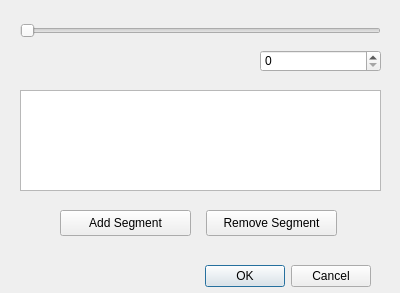
This is qt/OpenRGBZoneResizeDialog.ui in CalcProgrammer1/OpenRGB as Qt 5 draws it before an edit. The edited form follows.
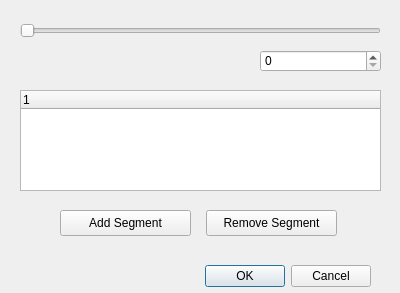
This is the edited form.

```diff
--- a/qt/OpenRGBZoneResizeDialog.ui
+++ b/qt/OpenRGBZoneResizeDialog.ui
@@ -52,7 +52,7 @@
     </rect>
    </property>
   </widget>
-  <widget class="QTreeView" name="treeView">
+  <widget class="QTreeWidget" name="SegmentsTreeWidget">
    <property name="geometry">
     <rect>
      <x>20</x>
@@ -61,6 +61,11 @@
      <height>101</height>
     </rect>
    </property>
+   <column>
+    <property name="text">
+     <string notr="true">1</string>
+    </property>
+   </column>
   </widget>
   <widget class="QPushButton" name="pushButton">
    <property name="geometry">
```
Left out of the diff: 4 changed lines with no effect on the pictures.
